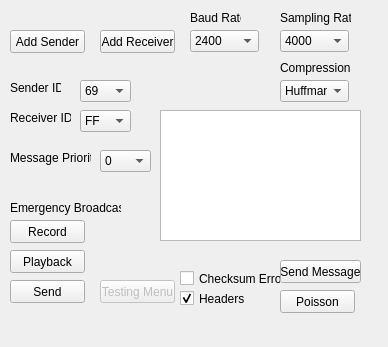
Above: Paging/senderwindow.ui from acranbury/Paging before the change. Below: the same form after it.
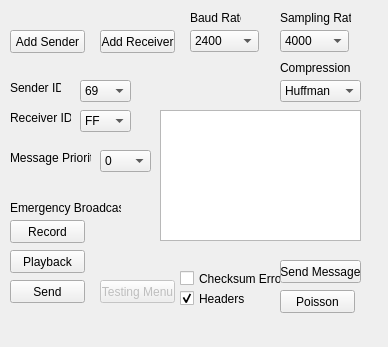
That is the form after the change.

The edit to the form file:
```diff
--- a/Paging/senderwindow.ui
+++ b/Paging/senderwindow.ui
@@ -10,6 +10,18 @@
     <height>347</height>
    </rect>
   </property>
+  <property name="minimumSize">
+   <size>
+    <width>388</width>
+    <height>347</height>
+   </size>
+  </property>
+  <property name="maximumSize">
+   <size>
+    <width>388</width>
+    <height>347</height>
+   </size>
+  </property>
   <property name="windowTitle">
    <string>Paging Transmitter</string>
   </property>
@@ -390,7 +402,7 @@
      <rect>
       <x>280</x>
       <y>80</y>
-      <width>69</width>
+      <width>81</width>
       <height>22</height>
      </rect>
     </property>
```
Left out of the diff: 15 changed lines with no effect on the pictures.
